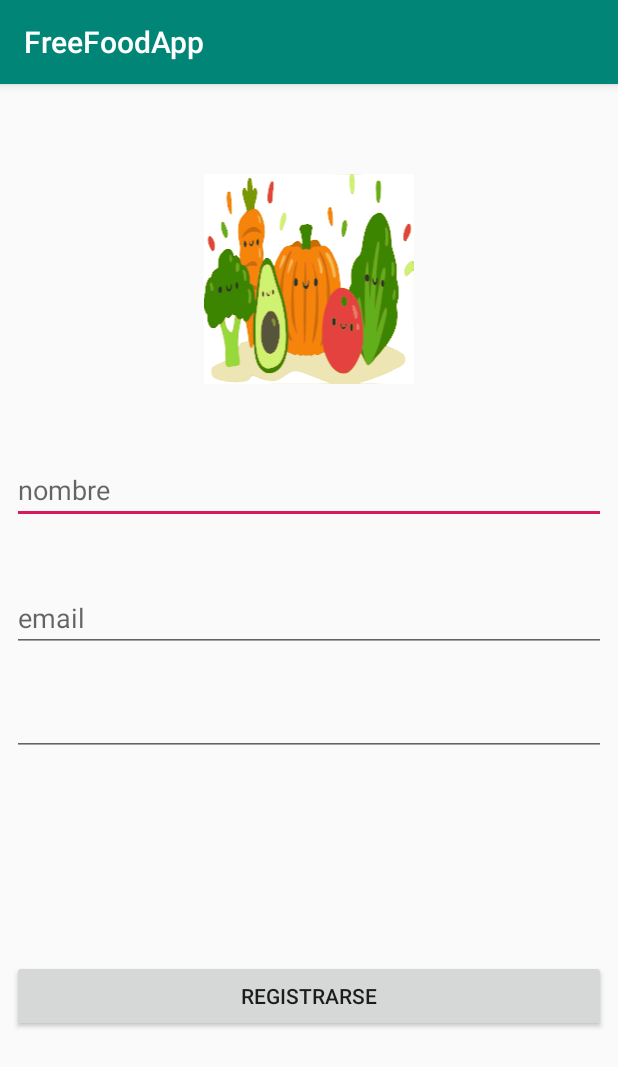
After one commit to JuanMVP/repoFreeFood, an Android app: the RegisterActivity screen opened directly, with no data from a screen before it, on a phone screen of 412 x 824 dp. The commit adds this screen. Shown: the top 1067 px of the screen. Run offline under Robolectric (Android 15) with nearby library versions, the phone set to English and light mode, and no system bars.

Commit message:
registro ok, listo para probar

```diff
--- a/FreeFoodApp/app/src/main/AndroidManifest.xml
+++ b/FreeFoodApp/app/src/main/AndroidManifest.xml
@@ -1,6 +1,8 @@
 <?xml version="1.0" encoding="utf-8"?>
 <manifest xmlns:android="http://schemas.android.com/apk/res/android"
     package="com.example.freefoodapp">
+
+    <uses-permission android:name="android.permission.INTERNET"/>
 
     <application
         android:allowBackup="true"
@@ -9,7 +11,8 @@
         android:roundIcon="@mipmap/ic_launcher_round"
         android:supportsRtl="true"
         android:theme="@style/AppTheme">
-        <activity android:name=".ui.LoginActivity"></activity>
+        <activity android:name=".ui.RegisterActivity"></activity>
+        <activity android:name=".ui.LoginActivity" />
         <activity
             android:name=".ui.DashboardActivity"
             android:label="@string/app_name"
--- a/FreeFoodApp/app/src/main/java/com/example/freefoodapp/retrofit/services/AuthAndRegisterService.java
+++ b/FreeFoodApp/app/src/main/java/com/example/freefoodapp/retrofit/services/AuthAndRegisterService.java
@@ -1,8 +1,10 @@
 package com.example.freefoodapp.retrofit.services;
 
+import com.example.freefoodapp.models.Register;
 import com.example.freefoodapp.responses.AuthAndRegisterResponse;
 
 import retrofit2.Call;
+import retrofit2.http.Body;
 import retrofit2.http.Header;
 import retrofit2.http.POST;
 
@@ -10,4 +12,7 @@ public interface AuthAndRegisterService {
 
     @POST("/auth")
     Call<AuthAndRegisterResponse> login(@Header("Authorization") String authorization);
+
+    @POST("/users")
+    Call<AuthAndRegisterResponse> register(@Body Register registro);
 }
--- /dev/null
+++ b/FreeFoodApp/app/src/main/java/com/example/freefoodapp/ui/RegisterActivity.java
@@ -0,0 +1,107 @@
+package com.example.freefoodapp.ui;
+
+import android.content.DialogInterface;
+import android.content.Intent;
+import android.content.pm.ActivityInfo;
+import android.support.v7.app.AlertDialog;
+import android.support.v7.app.AppCompatActivity;
+import android.os.Bundle;
+import android.util.Log;
+import android.view.View;
+import android.widget.Button;
+import android.widget.EditText;
+import android.widget.Toast;
+
+import com.example.freefoodapp.R;
+import com.example.freefoodapp.models.Register;
+import com.example.freefoodapp.responses.AuthAndRegisterResponse;
+import com.example.freefoodapp.retrofit.generator.ServiceGenerator;
+import com.example.freefoodapp.retrofit.services.AuthAndRegisterService;
+import com.example.freefoodapp.util.Util;
+import com.example.freefoodapp.util.UtilToken;
+
+import retrofit2.Call;
+import retrofit2.Callback;
+import retrofit2.Response;
+
+public class RegisterActivity extends AppCompatActivity {
+
+    EditText nombre,email,password;
+    Button btnRegister;
+
+    @Override
+    protected void onCreate(Bundle savedInstanceState) {
+        super.onCreate(savedInstanceState);
+        setContentView(R.layout.activity_register);
+
+        setRequestedOrientation(ActivityInfo.SCREEN_ORIENTATION_PORTRAIT);
+
+        nombre = findViewById(R.id.nombreRegistro);
+        email = findViewById(R.id.emailRegistro);
+        password = findViewById(R.id.passwordRegistro);
+        btnRegister = findViewById(R.id.buttonRegistro);
+
+        btnRegister.setOnClickListener(new View.OnClickListener() {
+            @Override
+            public void onClick(View v) {
+                String correo = email.getText().toString().trim();
+                String pass = password.getText().toString().trim();
+                String name = nombre.getText().toString().trim();
+
+
+                Register registro = new Register(name,correo,pass);
+
+
+                AuthAndRegisterService service = ServiceGenerator.createService(AuthAndRegisterService.class);
+                Call<AuthAndRegisterResponse> registerResponseCall = service.register(registro);
+
+                registerResponseCall.enqueue(new Callback<AuthAndRegisterResponse>() {
+                    @Override
+                    public void onResponse(Call<AuthAndRegisterResponse> call, Response<AuthAndRegisterResponse> response) {
+                        if(response.isSuccessful()){
+                            UtilToken.setToken(RegisterActivity.this,response.body().getToken());
+                            startActivity(new Intent(RegisterActivity.this,DashboardActivity.class));
+                            Toast.makeText(RegisterActivity.this, "Usuario registrado y logueado con éxito", Toast.LENGTH_SHORT).show();
+                        }else{
+                            Toast.makeText(RegisterActivity.this, "Error en el Registro, Revise los datos", Toast.LENGTH_SHORT).show();
+                        }
+                    }
+
+                    @Override
+                    public void onFailure(Call<AuthAndRegisterResponse> call, Throwable t) {
+                        Log.e("NetworkFailure", t.getMessage());
+                        Toast.makeText(RegisterActivity.this, "Error de conexión", Toast.LENGTH_SHORT).show();
+
+                    }
+                });
+
+            }
+        });
+
+    }
+
+
+    public void onRegisterSuccess(Call<AuthAndRegisterResponse> call, Response<AuthAndRegisterResponse> response){
+        Util.setData(RegisterActivity.this,response.body().getToken(),response.body().getUser().getId(),
+                response.body().getUser().getEmail(),response.body().getUser().getName(),response.body().getUser().getPhotoUser().get(0));
+
+        startActivity(new Intent(RegisterActivity.this,DashboardActivity.class));
+    }
+
+    public void onRegisterFail(int tipoError){
+        AlertDialog.Builder dialogBuilder = new AlertDialog.Builder(RegisterActivity.this);
+        dialogBuilder.setIcon(R.drawable.ic_cancel);
+        dialogBuilder.setPositiveButton(R.string.ok, new DialogInterface.OnClickListener() {
+            @Override
+            public void onClick(DialogInterface dialog, int which) {
+                dialog.dismiss();
+            }
+        });
+
+        dialogBuilder.setMessage(tipoError).setTitle(R.string.error);
+        AlertDialog dialog = dialogBuilder.create();
+        dialog.show();
+    }
+
+
+}
--- /dev/null
+++ b/FreeFoodApp/app/src/main/res/layout/activity_register.xml
@@ -0,0 +1,86 @@
+<?xml version="1.0" encoding="utf-8"?>
+<android.support.constraint.ConstraintLayout xmlns:android="http://schemas.android.com/apk/res/android"
+    xmlns:app="http://schemas.android.com/apk/res-auto"
+    xmlns:tools="http://schemas.android.com/tools"
+    android:layout_width="match_parent"
+    android:layout_height="match_parent"
+    tools:context=".ui.RegisterActivity">
+
+    <ImageView
+        android:id="@+id/imagenRegistro"
+        android:layout_width="198dp"
+        android:layout_height="140dp"
+        android:layout_marginStart="8dp"
+        android:layout_marginLeft="8dp"
+        android:layout_marginTop="60dp"
+        android:layout_marginEnd="8dp"
+        android:layout_marginRight="8dp"
+        app:layout_constraintEnd_toEndOf="parent"
+        app:layout_constraintHorizontal_bias="0.497"
+        app:layout_constraintStart_toStartOf="parent"
+        app:layout_constraintTop_toTopOf="parent"
+        app:srcCompat="@drawable/ic_logologin" />
+
+    <EditText
+        android:id="@+id/nombreRegistro"
+        android:layout_width="0dp"
+        android:layout_height="wrap_content"
+        android:layout_marginStart="8dp"
+        android:layout_marginLeft="8dp"
+        android:layout_marginTop="48dp"
+        android:layout_marginEnd="8dp"
+        android:layout_marginRight="8dp"
+        android:ems="10"
+        android:hint="nombre"
+        android:inputType="textPersonName"
+        app:layout_constraintEnd_toEndOf="parent"
+        app:layout_constraintStart_toStartOf="parent"
+        app:layout_constraintTop_toBottomOf="@+id/imagenRegistro" />
+
+    <EditText
+        android:id="@+id/emailRegistro"
+        android:layout_width="0dp"
+        android:layout_height="wrap_content"
+        android:layout_marginStart="8dp"
+        android:layout_marginLeft="8dp"
+        android:layout_marginTop="40dp"
+        android:layout_marginEnd="8dp"
+        android:layout_marginRight="8dp"
+        android:ems="10"
+        android:hint="email"
+        android:inputType="textPersonName"
+        app:layout_constraintEnd_toEndOf="parent"
+        app:layout_constraintStart_toStartOf="parent"
+        app:layout_constraintTop_toBottomOf="@+id/nombreRegistro" />
+
+    <EditText
+        android:id="@+id/passwordRegistro"
+        android:layout_width="0dp"
+        android:layout_height="wrap_content"
+        android:layout_marginStart="8dp"
+        android:layout_marginLeft="8dp"
+        android:layout_marginTop="24dp"
+        android:layout_marginEnd="8dp"
+        android:layout_marginRight="8dp"
+        android:ems="10"
+        android:inputType="textPassword"
+        app:layout_constraintEnd_toEndOf="parent"
+        app:layout_constraintStart_toStartOf="parent"
+        app:layout_constraintTop_toBottomOf="@+id/emailRegistro" />
+
+    <Button
+        android:id="@+id/buttonRegistro"
+        android:layout_width="0dp"
+        android:layout_height="wrap_content"
+        android:layout_marginStart="8dp"
+        android:layout_marginLeft="8dp"
+        android:layout_marginTop="8dp"
+        android:layout_marginEnd="8dp"
+        android:layout_marginRight="8dp"
+        android:layout_marginBottom="8dp"
+        android:text="Registrarse"
+        app:layout_constraintBottom_toBottomOf="parent"
+        app:layout_constraintEnd_toEndOf="parent"
+        app:layout_constraintStart_toStartOf="parent"
+        app:layout_constraintTop_toBottomOf="@+id/passwordRegistro" />
+</android.support.constraint.ConstraintLayout>
--- a/FreeFoodApp/app/src/main/res/values/strings.xml
+++ b/FreeFoodApp/app/src/main/res/values/strings.xml
@@ -6,7 +6,6 @@
     <string name="nav_header_subtitle">android.studio@android.com</string>
     <string name="nav_header_desc">Navigation header</string>
     <string name="action_settings">Settings</string>
-
 
 
     <string name="error">Error</string>
@@ -22,5 +21,4 @@
     <string name="login_error">Contraseña o email incorrecto</string>
 
 
-
 </resources>
```
Also changed, not shown: FreeFoodApp/app/src/main/java/com/example/freefoodapp/models/Register.java (added, +82 -0 lines).
